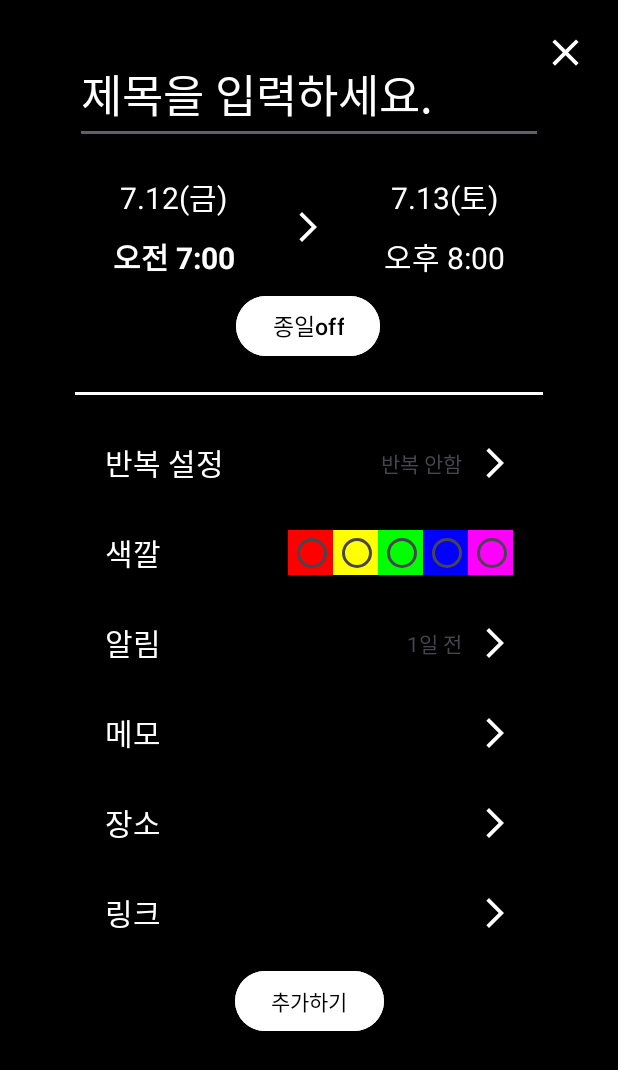
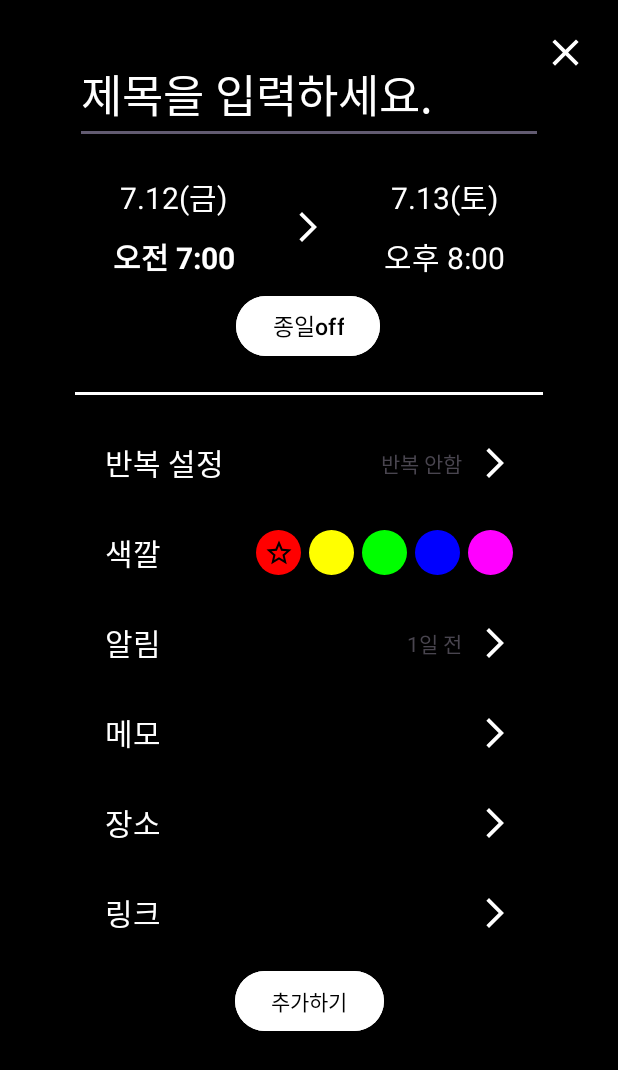
Before and after one commit to silverain364/KESIPlanitAndroid, an Android app: the AddScheduleActivity screen opened directly, with no data from a screen before it, on a phone screen of 412 x 824 dp. Shown: the top 1070 px of the screen. Run offline under Robolectric (Android 15) with nearby library versions, the phone set to English and light mode, and no system bars.

Commit message:
색깔 라디오버튼 디자인 변경

```diff
--- a/app/src/main/java/com/example/kesi/AddScheduleActivity.kt
+++ b/app/src/main/java/com/example/kesi/AddScheduleActivity.kt
@@ -2,10 +2,29 @@ package com.example.kesi
 
 import androidx.appcompat.app.AppCompatActivity
 import android.os.Bundle
+import android.view.View
+import android.widget.Toast
+import com.example.kesi.databinding.ActivityAddScheduleBinding
 
 class AddScheduleActivity : AppCompatActivity() {
+    lateinit var binding:ActivityAddScheduleBinding
     override fun onCreate(savedInstanceState: Bundle?) {
         super.onCreate(savedInstanceState)
-        setContentView(R.layout.activity_add_schedule)
+        binding = ActivityAddScheduleBinding.inflate(layoutInflater)
+        setContentView(binding.root)
+
+        binding.rg.setOnCheckedChangeListener { radioGroup, i ->
+            // 모든 ImageView를 비활성화
+            listOf(binding.iv1, binding.iv2, binding.iv3, binding.iv4, binding.iv5).forEach { it.visibility = View.INVISIBLE }
+
+            // 선택된 RadioButton에 따라 해당 ImageView를 활성화
+            when (i) {
+                R.id.rb1 -> binding.iv1.visibility = View.VISIBLE
+                R.id.rb2 -> binding.iv2.visibility = View.VISIBLE
+                R.id.rb3 -> binding.iv3.visibility = View.VISIBLE
+                R.id.rb4 -> binding.iv4.visibility = View.VISIBLE
+                R.id.rb5 -> binding.iv5.visibility = View.VISIBLE
+            }
+        }
     }
 }
--- /dev/null
+++ b/app/src/main/res/drawable/ic_star.xml
@@ -0,0 +1,5 @@
+<vector android:height="24dp" android:tint="#000000"
+    android:viewportHeight="24" android:viewportWidth="24"
+    android:width="24dp" xmlns:android="http://schemas.android.com/apk/res/android">
+    <path android:fillColor="@android:color/white" android:pathData="M22,9.24l-7.19,-0.62L12,2 9.19,8.63 2,9.24l5.46,4.73L5.82,21 12,17.27 18.18,21l-1.63,-7.03L22,9.24zM12,15.4l-3.76,2.27 1,-4.28 -3.32,-2.88 4.38,-0.38L12,6.1l1.71,4.04 4.38,0.38 -3.32,2.88 1,4.28L12,15.4z"/>
+</vector>
--- /dev/null
+++ b/app/src/main/res/drawable/radio_button_background_circle.xml
@@ -0,0 +1,4 @@
+<?xml version="1.0" encoding="utf-8"?>
+<shape xmlns:android="http://schemas.android.com/apk/res/android"
+android:shape="oval">
+</shape>
--- a/app/src/main/res/layout/activity_add_schedule.xml
+++ b/app/src/main/res/layout/activity_add_schedule.xml
@@ -271,6 +271,7 @@
             android:layout_marginEnd="20dp"
             app:tint="@color/white"/>
     <RadioGroup
+            android:id="@+id/rg"
             android:layout_width="wrap_content"
             android:layout_height="wrap_content"
             android:orientation="horizontal"
@@ -278,25 +279,92 @@
             app:layout_constraintBottom_toBottomOf="@+id/tvColor"
             app:layout_constraintEnd_toEndOf="@+id/ivRepeatArrow">
         <RadioButton
+                android:id="@+id/rb1"
                 android:layout_width="30dp"
                 android:layout_height="30dp"
-                android:background="#ff0000"/>
+                android:background="@drawable/radio_button_background_circle"
+                android:backgroundTint="#ff0000"
+                android:button="@null"
+                android:layout_marginRight="5dp"/>
         <RadioButton
+                android:id="@+id/rb2"
                 android:layout_width="30dp"
                 android:layout_height="30dp"
-                android:buttonTint="#ffff00"
-                android:background="#ffff00"/>
+                android:backgroundTint="#ffff00"
+                android:background="@drawable/radio_button_background_circle"
+                android:button="@null"
+                android:layout_marginRight="5dp"/>
         <RadioButton
+                android:id="@+id/rb3"
                 android:layout_width="30dp"
                 android:layout_height="30dp"
-                android:background="#00ff00"/>
+                android:backgroundTint="#00ff00"
+                android:background="@drawable/radio_button_background_circle"
+                android:button="@null"
+                android:layout_marginRight="5dp"/>
         <RadioButton
+                android:id="@+id/rb4"
                 android:layout_width="30dp"
                 android:layout_height="30dp"
-                android:background="#0000ff"/>
+                android:backgroundTint="#0000ff"
+                android:background="@drawable/radio_button_background_circle"
+                android:button="@null"
+                android:layout_marginRight="5dp"/>
         <RadioButton
+                android:id="@+id/rb5"
                 android:layout_width="30dp"
                 android:layout_height="30dp"
-                android:background="#ff00ff"/>
+                android:backgroundTint="#ff00ff"
+                android:background="@drawable/radio_button_background_circle"
+                android:button="@null"/>
     </RadioGroup>
+    <ImageView
+            android:id="@+id/iv1"
+            android:layout_width="20dp"
+            android:layout_height="20dp"
+            android:src="@drawable/ic_star"
+            android:layout_marginLeft="5dp"
+            app:layout_constraintTop_toTopOf="@+id/rg"
+            app:layout_constraintLeft_toLeftOf="@id/rg"
+            app:layout_constraintBottom_toBottomOf="@id/rg"/>
+    <ImageView
+            android:id="@+id/iv2"
+            android:layout_width="20dp"
+            android:layout_height="20dp"
+            android:src="@drawable/ic_star"
+            android:layout_marginLeft="40dp"
+            android:visibility="invisible"
+            app:layout_constraintTop_toTopOf="@+id/rg"
+            app:layout_constraintLeft_toLeftOf="@id/rg"
+            app:layout_constraintBottom_toBottomOf="@id/rg"/>
+    <ImageView
+            android:id="@+id/iv3"
+            android:layout_width="20dp"
+            android:layout_height="20dp"
+            android:src="@drawable/ic_star"
+            android:layout_marginLeft="75dp"
+            android:visibility="invisible"
+            app:layout_constraintTop_toTopOf="@+id/rg"
+            app:layout_constraintLeft_toLeftOf="@id/rg"
+            app:layout_constraintBottom_toBottomOf="@id/rg"/>
+    <ImageView
+            android:id="@+id/iv4"
+            android:layout_width="20dp"
+            android:layout_height="20dp"
+            android:src="@drawable/ic_star"
+            android:layout_marginLeft="110dp"
+            android:visibility="invisible"
+            app:layout_constraintTop_toTopOf="@+id/rg"
+            app:layout_constraintLeft_toLeftOf="@id/rg"
+            app:layout_constraintBottom_toBottomOf="@id/rg"/>
+    <ImageView
+            android:id="@+id/iv5"
+            android:layout_width="20dp"
+            android:layout_height="20dp"
+            android:src="@drawable/ic_star"
+            android:layout_marginLeft="145dp"
+            android:visibility="invisible"
+            app:layout_constraintTop_toTopOf="@+id/rg"
+            app:layout_constraintLeft_toLeftOf="@id/rg"
+            app:layout_constraintBottom_toBottomOf="@id/rg"/>
 </androidx.constraintlayout.widget.ConstraintLayout>
```
